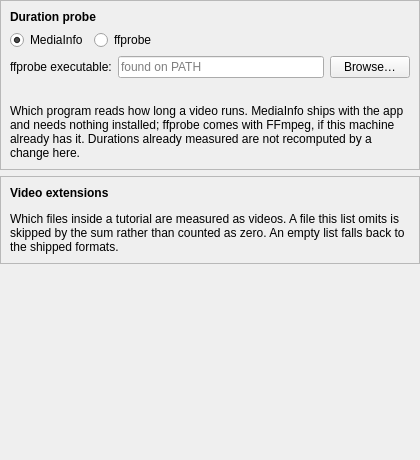
Above: packages/rehuco-agent/src/rehuco_agent/settings/ui/videos_page.ui from borco/rehuco before the change. Below: the same form after it.
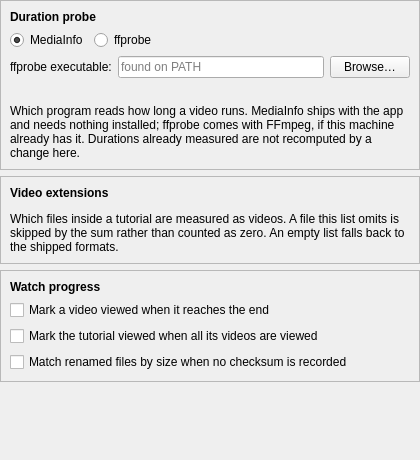
That is the form after the change. Custom widgets are drawn as their Qt base class.

Commit message: refs #316: feat: per-user watch progress in the agent -- model binding, Files-dock percentages, Viewed and Forget, Compute writes lengths

```diff
--- a/packages/rehuco-agent/src/rehuco_agent/settings/ui/videos_page.ui
+++ b/packages/rehuco-agent/src/rehuco_agent/settings/ui/videos_page.ui
@@ -170,6 +170,60 @@
      </layout>
     </widget>
    </item>
+   <item>
+    <widget class="QFrame" name="watch_frame">
+     <property name="frameShape">
+      <enum>QFrame::Shape::StyledPanel</enum>
+     </property>
+     <property name="frameShadow">
+      <enum>QFrame::Shadow::Raised</enum>
+     </property>
+     <layout class="QVBoxLayout" name="watch_frame_layout">
+      <item>
+       <widget class="QLabel" name="watch_frame_label">
+        <property name="font">
+         <font>
+          <bold>true</bold>
+         </font>
+        </property>
+        <property name="text">
+         <string>Watch progress</string>
+        </property>
+       </widget>
+      </item>
+      <item>
+       <widget class="QCheckBox" name="mark_file_viewed_check_box">
+        <property name="toolTip">
+         <string>A video that plays to its end is marked viewed. You can still tick or clear it by hand.</string>
+        </property>
+        <property name="text">
+         <string>Mark a video viewed when it reaches the end</string>
+        </property>
+       </widget>
+      </item>
+      <item>
+       <widget class="QCheckBox" name="mark_tutorial_viewed_check_box">
+        <property name="toolTip">
+         <string>Checked once, at the moment the last of its videos becomes viewed; never a standing rule.</string>
+        </property>
+        <property name="text">
+         <string>Mark the tutorial viewed when all its videos are viewed</string>
+        </property>
+       </widget>
+      </item>
+      <item>
+       <widget class="QCheckBox" name="match_renamed_by_size_check_box">
+        <property name="toolTip">
+         <string>A renamed video takes its progress with it when it is the only file of that size. A recorded checksum is always preferred.</string>
+        </property>
+        <property name="text">
+         <string>Match renamed files by size when no checksum is recorded</string>
+        </property>
+       </widget>
+      </item>
+     </layout>
+    </widget>
+   </item>
    <item>
     <spacer name="bottom_spacer">
      <property name="orientation">
```
The commit also changes 49 other files.
